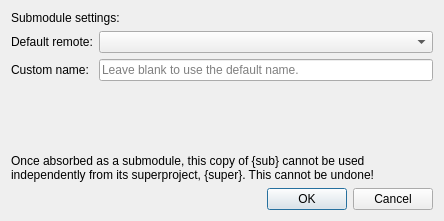
First picture: the form in gitfourchette/forms/registersubmoduledialog.ui, repository weblate/gitfourchette, before the edit.
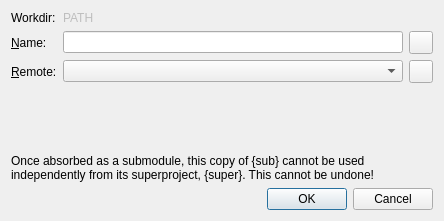
Second picture: the form after the edit. Custom widgets are drawn as their Qt base class.

Commit message: Friendlier RegisterSubmoduleDialog

What changed in the file:
```diff
--- a/gitfourchette/forms/registersubmoduledialog.ui
+++ b/gitfourchette/forms/registersubmoduledialog.ui
@@ -14,23 +14,43 @@
    <string>Register submodule</string>
   </property>
   <layout class="QFormLayout" name="formLayout">
-   <item row="0" column="0" colspan="2">
-    <widget class="QLabel" name="registerExplainer">
+   <property name="fieldGrowthPolicy">
+    <enum>QFormLayout::FieldGrowthPolicy::ExpandingFieldsGrow</enum>
+   </property>
+   <item row="0" column="0">
+    <widget class="QLabel" name="pathLabel">
+     <property name="text">
+      <string>Workdir:</string>
+     </property>
+    </widget>
+   </item>
+   <item row="0" column="1">
+    <widget class="QElidedLabel" name="pathValue">
+     <property name="enabled">
+      <bool>false</bool>
+     </property>
      <property name="sizePolicy">
-      <sizepolicy hsizetype="Preferred" vsizetype="Minimum">
+      <sizepolicy hsizetype="MinimumExpanding" vsizetype="Preferred">
        <horstretch>0</horstretch>
        <verstretch>0</verstretch>
       </sizepolicy>
      </property>
      <property name="text">
-      <string>Submodule settings:</string>
-     </property>
-     <property name="wordWrap">
-      <bool>true</bool>
+      <string notr="true">PATH</string>
      </property>
     </widget>
    </item>
    <item row="1" column="0">
+    <widget class="QLabel" name="nameLabel">
+     <property name="text">
+      <string>&amp;Name:</string>
+     </property>
+     <property name="buddy">
+      <cstring>nameEdit</cstring>
+     </property>
+    </widget>
+   </item>
+   <item row="2" column="0">
     <widget class="QLabel" name="remoteLabel">
      <property name="sizePolicy">
       <sizepolicy hsizetype="Minimum" vsizetype="Preferred">
@@ -39,68 +59,33 @@
       </sizepolicy>
      </property>
      <property name="text">
-      <string>Default remote:</string>
+      <string>&amp;Remote:</string>
      </property>
      <property name="buddy">
       <cstring>remoteComboBox</cstring>
      </property>
     </widget>
    </item>
-   <item row="1" column="1">
-    <widget class="QComboBoxWithPreview" name="remoteComboBox">
-     <property name="sizePolicy">
-      <sizepolicy hsizetype="MinimumExpanding" vsizetype="Fixed">
-       <horstretch>0</horstretch>
-       <verstretch>0</verstretch>
-      </sizepolicy>
-     </property>
-    </widget>
-   </item>
-   <item row="2" column="0">
-    <widget class="QLabel" name="nameLabel">
-     <property name="text">
-      <string>Custom name:</string>
-     </property>
-     <property name="buddy">
-      <cstring>nameEdit</cstring>
-     </property>
-    </widget>
-   </item>
    <item row="2" column="1">
-    <widget class="QLineEdit" name="nameEdit">
-     <property name="placeholderText">
-      <string>Leave blank to use the default name.</string>
-     </property>
-     <property name="clearButtonEnabled">
-      <bool>true</bool>
-     </property>
-    </widget>
-   </item>
-   <item row="4" column="0" colspan="2">
-    <widget class="QLabel" name="absorbExplainer">
-     <property name="sizePolicy">
-      <sizepolicy hsizetype="Preferred" vsizetype="Minimum">
-       <horstretch>0</horstretch>
-       <verstretch>0</verstretch>
-      </sizepolicy>
-     </property>
-     <property name="text">
-      <string>Once absorbed as a submodule, this copy of {sub} cannot be used independently from its superproject, {super}. This cannot be undone!</string>
-     </property>
-     <property name="wordWrap">
-      <bool>true</bool>
-     </property>
-    </widget>
-   </item>
-   <item row="5" column="0" colspan="2">
-    <widget class="QDialogButtonBox" name="buttonBox">
-     <property name="orientation">
-      <enum>Qt::Horizontal</enum>
-     </property>
-     <property name="standardButtons">
-      <set>QDialogButtonBox::Cancel|QDialogButtonBox::Ok</set>
-     </property>
-    </widget>
+    <layout class="QHBoxLayout" name="horizontalLayout_3">
+     <item>
+      <widget class="QComboBoxWithPreview" name="remoteComboBox">
+       <property name="sizePolicy">
+        <sizepolicy hsizetype="MinimumExpanding" vsizetype="Fixed">
+         <horstretch>0</horstretch>
+         <verstretch>0</verstretch>
+        </sizepolicy>
+       </property>
+      </widget>
+     </item>
+     <item>
+      <widget class="QHintButton" name="remoteHint">
+       <property name="toolTip">
+        <string>&lt;p&gt;This will be the default remote for this submodule. People who clone your repo will use this remote to download the submodule.</string>
+       </property>
+      </widget>
+     </item>
+    </layout>
    </item>
    <item row="3" column="0">
     <spacer name="verticalSpacer">
@@ -118,6 +103,46 @@
      </property>
     </spacer>
    </item>
+   <item row="4" column="0" colspan="2">
+    <widget class="QLabel" name="absorbExplainer">
+     <property name="sizePolicy">
+      <sizepolicy hsizetype="Preferred" vsizetype="Minimum">
+       <horstretch>0</horstretch>
+       <verstretch>0</verstretch>
+      </sizepolicy>
+     </property>
+     <property name="text">
+      <string>Once absorbed as a submodule, this copy of {sub} cannot be used independently from its superproject, {super}. This cannot be undone!</string>
+     </property>
+     <property name="wordWrap">
+      <bool>true</bool>
+     </property>
+    </widget>
+   </item>
+   <item row="5" column="0" colspan="2">
+    <widget class="QDialogButtonBox" name="buttonBox">
+     <property name="orientation">
+      <enum>Qt::Orientation::Horizontal</enum>
+     </property>
+     <property name="standardButtons">
+      <set>QDialogButtonBox::StandardButton::Cancel|QDialogButtonBox::StandardButton::Ok</set>
+     </property>
+    </widget>
+   </item>
+   <item row="1" column="1">
+    <layout class="QHBoxLayout" name="horizontalLayout_5">
+     <item>
+      <widget class="QLineEdit" name="nameEdit"/>
+     </item>
+     <item>
+      <widget class="QHintButton" name="nameHint">
+       <property name="toolTip">
+        <string>&lt;p&gt;This name uniquely identifies your submodule in “.gitmodules”. It can be anything you like, but common practice is to simply name it after the submodule’s workdir.</string>
+       </property>
+      </widget>
+     </item>
+    </layout>
+   </item>
   </layout>
  </widget>
  <customwidgets>
@@ -126,6 +151,16 @@
    <extends>QComboBox</extends>
    <header>gitfourchette.toolbox.qcomboboxwithpreview</header>
   </customwidget>
+  <customwidget>
+   <class>QHintButton</class>
+   <extends>QToolButton</extends>
+   <header>gitfourchette.toolbox.qhintbutton</header>
+  </customwidget>
+  <customwidget>
+   <class>QElidedLabel</class>
+   <extends>QLabel</extends>
+   <header>gitfourchette.toolbox.qelidedlabel</header>
+  </customwidget>
  </customwidgets>
  <resources/>
  <connections>
```
Left out of the diff: 13 changed lines with no effect on the pictures. The commit also changes 4 other files.
